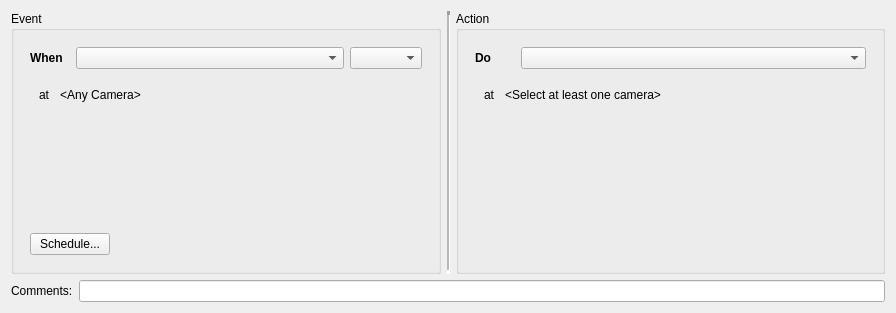
Before: the Qt Designer form client/libclient/src/ui/widgets/business/business_rule_widget.ui in networkoptix/nx_open, drawn with Qt 5.
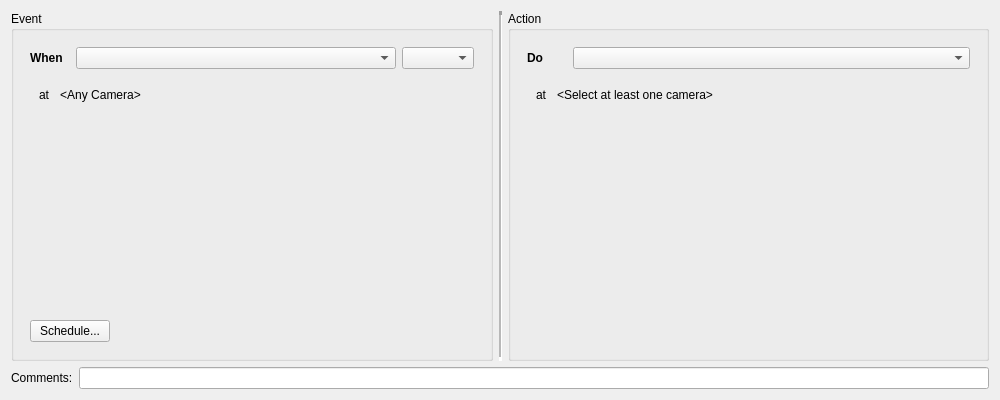
After: the same form once the commit is applied. Custom widgets are drawn as their Qt base class.

Commit message:
VMS-3420 - Advanced settings change their size on switch between rules
<==== Mercurial data ====>
Branch: dev_3.0.0_gui

Diff of the .ui file:
```diff
--- a/client/libclient/src/ui/widgets/business/business_rule_widget.ui
+++ b/client/libclient/src/ui/widgets/business/business_rule_widget.ui
@@ -6,14 +6,20 @@
    <rect>
     <x>0</x>
     <y>0</y>
-    <width>896</width>
-    <height>313</height>
+    <width>1000</width>
+    <height>400</height>
    </rect>
   </property>
   <property name="minimumSize">
    <size>
-    <width>0</width>
-    <height>280</height>
+    <width>1000</width>
+    <height>400</height>
+   </size>
+  </property>
+  <property name="maximumSize">
+   <size>
+    <width>16777215</width>
+    <height>400</height>
    </size>
   </property>
   <property name="acceptDrops">
@@ -24,7 +30,7 @@
   </property>
   <layout class="QVBoxLayout" name="verticalLayout_3">
    <item>
-    <layout class="QHBoxLayout" name="horizontalLayout_7">
+    <layout class="QHBoxLayout" name="horizontalLayout_7" stretch="1,0,1">
      <item>
       <widget class="QGroupBox" name="eventDefinitionGroupBox">
        <property name="acceptDrops">
```
